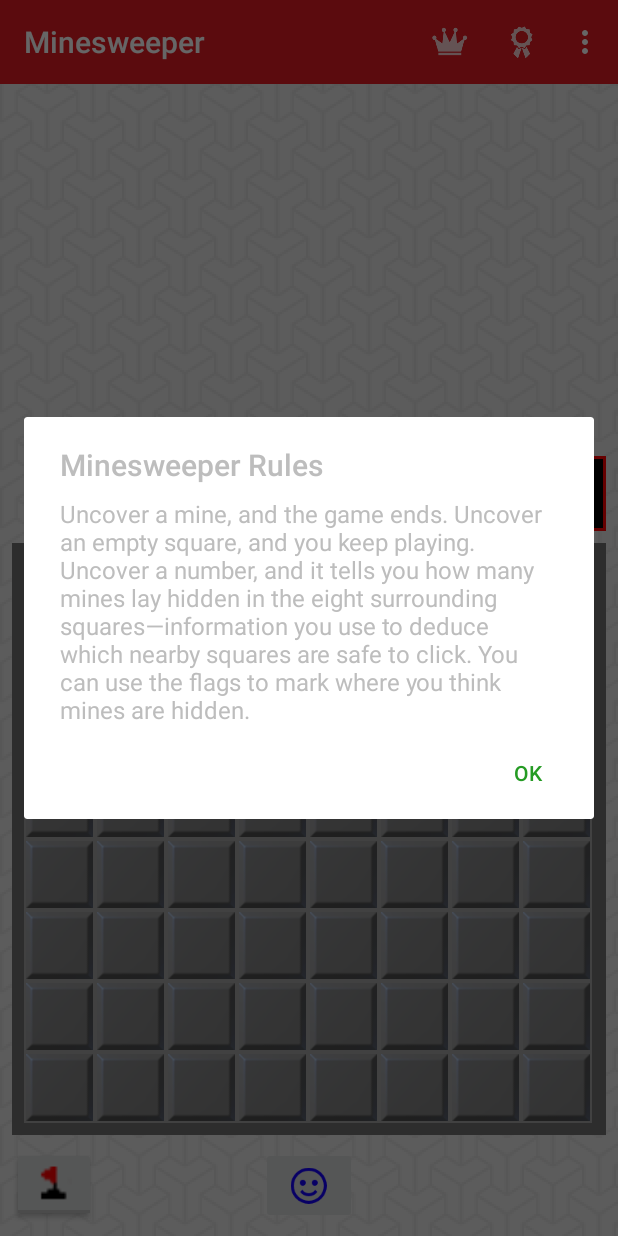
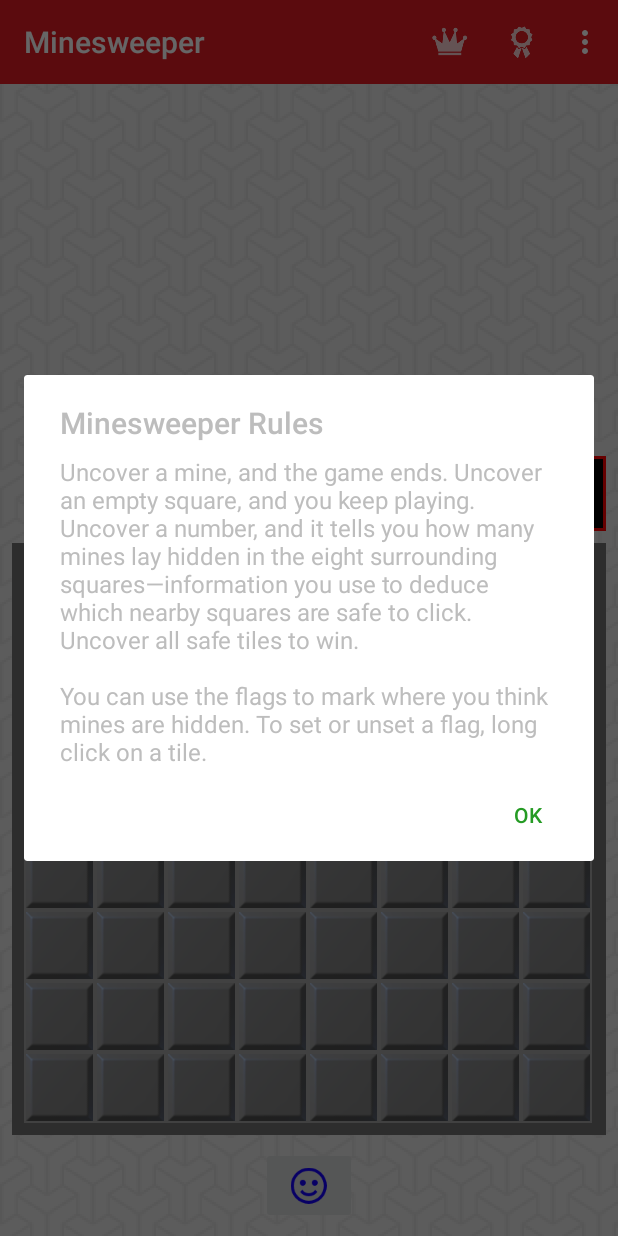
Before and after one commit to s0nerik/Minesweeper, an Android app: the screen it shows after launch (MinesweeperActivity), in the options menu, after a tap on "How to play", on a phone screen of 412 x 824 dp. Run offline under Robolectric (Android 15) with nearby library versions, the phone set to English and light mode, and no system bars; our stand-ins replace ButterKnife; libraries missing offline, so code that uses them is left out: de.keyboardsurfer.android; 7 statements that could not run were skipped.

Commit message:
Added long click for flagging

```diff
--- a/app/src/main/java/com/etiennelawlor/minesweeper/adapters/MinesweeperGridAdapter.java
+++ b/app/src/main/java/com/etiennelawlor/minesweeper/adapters/MinesweeperGridAdapter.java
@@ -26,8 +26,12 @@ public class MinesweeperGridAdapter extends BaseAdapter {
     // endregion
 
     // region Member Variables
+    private int mGridItemWidth;
+    private int mGridItemHeight;
     private Context mContext;
     private TileClickListener mTileClickListener;
+    private TileLongClickListener mTileLongClickListener;
+
     // endregion
 
     // region Listeners
@@ -42,14 +46,34 @@ public class MinesweeperGridAdapter extends BaseAdapter {
         }
     };
 
+    private View.OnLongClickListener mTileOnLongClickListener = new View.OnLongClickListener() {
+        @Override
+        public boolean onLongClick(View v) {
+            int position = (Integer) v.getTag(R.id.position_key);
+
+            if (mTileLongClickListener != null) {
+                mTileLongClickListener.onTileLongClicked(v, position);
+            }
+            return true;
+        }
+    };
+
     public void setTileClickListener (TileClickListener tileClickListener) {
         mTileClickListener = tileClickListener;
+    }
+
+    public void setTileLongClickListener (TileLongClickListener tileLongClickListener) {
+        mTileLongClickListener = tileLongClickListener;
     }
     // endregion
 
     // region Interfaces
     public interface TileClickListener {
         public void onTileClicked(View v, int position);
+    }
+
+    public interface TileLongClickListener {
+        public void onTileLongClicked(View v, int position);
     }
     // endregion
 
@@ -59,6 +83,11 @@ public class MinesweeperGridAdapter extends BaseAdapter {
 
         mContext = context;
         mLayoutInflater = LayoutInflater.from(mContext);
+        int screenWidth = MinesweeperUtils.getScreenWidth(mContext);
+
+        mGridItemWidth = (screenWidth - MinesweeperUtils.dp2px(mContext, 32))/8;
+        mGridItemHeight = (screenWidth - MinesweeperUtils.dp2px(mContext, 32))/8;
+
     }
     // endregion
 
@@ -71,8 +100,9 @@ public class MinesweeperGridAdapter extends BaseAdapter {
             convertView = mLayoutInflater.inflate(R.layout.minesweeper_tile, parent, false);
             viewHolder = new ViewHolder(convertView);
 
-            convertView.setLayoutParams(getGridItemLayoutParams(convertView, 8));
+            convertView.setLayoutParams(getGridItemLayoutParams(convertView));
             convertView.setOnClickListener(mTileOnClickListener);
+            convertView.setOnLongClickListener(mTileOnLongClickListener);
 
             convertView.setTag(viewHolder);
         } else {
@@ -100,15 +130,11 @@ public class MinesweeperGridAdapter extends BaseAdapter {
     }
 
     // region Helper Methods
-    private ViewGroup.LayoutParams getGridItemLayoutParams(View view, int numOfColumns){
+    private ViewGroup.LayoutParams getGridItemLayoutParams(View view){
         ViewGroup.LayoutParams layoutParams = view.getLayoutParams();
 
-        Point size = new Point();
-        ((Activity)mContext).getWindowManager().getDefaultDisplay().getSize(size);
-        int screenWidth = size.x;
-
-        layoutParams.width = (screenWidth - MinesweeperUtils.dp2px(mContext, 32)) /numOfColumns;
-        layoutParams.height = (screenWidth - MinesweeperUtils.dp2px(mContext, 32)) /numOfColumns;
+        layoutParams.width = mGridItemWidth;
+        layoutParams.height = mGridItemHeight;
 
         return layoutParams;
     }
@@ -117,8 +143,8 @@ public class MinesweeperGridAdapter extends BaseAdapter {
     // region Inner Classes
 
     public static class ViewHolder {
-        @InjectView(R.id.tile_iv) ImageView mTileImageView;
-        @InjectView(R.id.tile_tv) TextView mTileTextView;
+//        @InjectView(R.id.tile_iv) ImageView mTileImageView;
+//        @InjectView(R.id.tile_tv) TextView mTileTextView;
 
         ViewHolder(View view) {
             ButterKnife.inject(this, view);
--- a/app/src/main/java/com/etiennelawlor/minesweeper/fragments/MinesweeperFragment.java
+++ b/app/src/main/java/com/etiennelawlor/minesweeper/fragments/MinesweeperFragment.java
@@ -6,7 +6,6 @@ import android.os.Bundle;
 import android.os.Handler;
 import android.os.SystemClock;
 import android.text.TextUtils;
-import android.util.Log;
 import android.view.Gravity;
 import android.view.LayoutInflater;
 import android.view.View;
@@ -14,12 +13,10 @@ import android.view.ViewGroup;
 import android.widget.GridView;
 import android.widget.ImageButton;
 import android.widget.ImageView;
-import android.widget.RelativeLayout;
 import android.widget.TextView;
 import android.widget.Toast;
 
 import com.etiennelawlor.minesweeper.R;
-import com.etiennelawlor.minesweeper.activities.BaseGameActivity;
 import com.etiennelawlor.minesweeper.adapters.MinesweeperGridAdapter;
 import com.etiennelawlor.minesweeper.interfaces.MinesweeperInterface;
 import com.etiennelawlor.minesweeper.utils.MinesweeperUtils;
@@ -29,14 +26,10 @@ import com.google.android.gms.games.leaderboard.LeaderboardVariant;
 import com.google.android.gms.games.leaderboard.Leaderboards;
 import com.google.android.gms.games.leaderboard.ScoreSubmissionData;
 
-import org.w3c.dom.Text;
-
 import java.util.Random;
-import java.util.concurrent.TimeUnit;
 
 import butterknife.ButterKnife;
 import butterknife.InjectView;
-import butterknife.OnCheckedChanged;
 import butterknife.OnClick;
 import de.keyboardsurfer.android.widget.crouton.Configuration;
 import de.keyboardsurfer.android.widget.crouton.Crouton;
@@ -51,7 +44,6 @@ public class MinesweeperFragment extends Fragment {
     // region Member Variables
     private boolean [][] mBoard;
     private boolean [][] mClickedTiles;
-    private boolean mFlagModeActive = false;
     private MinesweeperGridAdapter mAdapter;
     private GameState mGameState;
     private int mFlagsCount;
@@ -89,6 +81,37 @@ public class MinesweeperFragment extends Fragment {
     // endregion
 
     // region Listeners
+    private MinesweeperGridAdapter.TileLongClickListener mTileLongClickListener = new MinesweeperGridAdapter.TileLongClickListener() {
+        @Override
+        public void onTileLongClicked(View v, int position) {
+
+            if(mGameState != GameState.ENDED) {
+
+                if (mGameState == GameState.NOT_STARTED) {
+                    mStartTime = SystemClock.uptimeMillis();
+                    mCustomHandler.postDelayed(mUpdateTimerThread, 0);
+                    mGameState = GameState.IN_PLAY;
+                }
+
+                ImageView flagImageView = (ImageView) v.findViewById(R.id.flag_iv);
+                ImageView tileImageView = (ImageView) v.findViewById(R.id.tile_iv);
+
+                if(flagImageView.getVisibility() == View.GONE) {
+                    if(mFlagsCount != 0){
+                        tileImageView.setVisibility(View.GONE);
+                        flagImageView.setVisibility(View.VISIBLE);
+                        mFlagsTextView.setText(String.valueOf(--mFlagsCount));
+                    }
+                }else {
+                    tileImageView.setVisibility(View.VISIBLE);
+                    flagImageView.setVisibility(View.GONE);
+
+                    mFlagsTextView.setText(String.valueOf(++mFlagsCount));
+                }
+            }
+        }
+    };
+
     private MinesweeperGridAdapter.TileClickListener mTileClickListener = new MinesweeperGridAdapter.TileClickListener() {
         @Override
         public void onTileClicked(View v, int position) {
@@ -110,20 +133,6 @@ public class MinesweeperFragment extends Fragment {
 
                 if(!mClickedTiles[i][j]){ // If tile has not been clicked
 
-                    if(mFlagModeActive){
-                        if(flagImageView.getVisibility() == View.GONE) {
-                            if(mFlagsCount != 0){
-                                tileImageView.setVisibility(View.GONE);
-                                flagImageView.setVisibility(View.VISIBLE);
-                                mFlagsTextView.setText(String.valueOf(--mFlagsCount));
-                            }
-                        }else {
-                            tileImageView.setVisibility(View.VISIBLE);
-                            flagImageView.setVisibility(View.GONE);
-
-                            mFlagsTextView.setText(String.valueOf(++mFlagsCount));
-                        }
-                    } else {
                     if(flagImageView.getVisibility() == View.GONE){
 
                         mClickedTiles[i][j] = true;
@@ -239,19 +248,13 @@ public class MinesweeperFragment extends Fragment {
                 }
             }
         }
-        }
     };
 
     @OnClick(R.id.face_ib) void onClicked(){
-        setUpNewGame();
+//        setUpNewGame();
+
+        restartGame();
     }
-
-    @OnCheckedChanged(R.id.flag_tb) void onChecked(boolean isChecked){
-        if(isChecked)
-            mFlagModeActive = true;
-        else
-            mFlagModeActive = false;
-    };
 
     // endregion
 
@@ -394,13 +397,38 @@ public class MinesweeperFragment extends Fragment {
         mBoard = new boolean [8][8];
         mClickedTiles = new boolean [8][8];
 
+        placeMines();
+        setUpBoard();
+    }
+
+    private void restartGame(){
+        // Reset Variables
+        mGameState = GameState.NOT_STARTED;
+        mCustomHandler.removeCallbacks(mUpdateTimerThread);
+        mFaceImageButton.setImageResource(R.drawable.ic_happy);
+        mClickedTileCount = 0;
+        mTimeSwapBuff = 0;
+        mFlagsCount = 10;
+        mFlagsTextView.setText(String.valueOf(mFlagsCount));
+        mTimerTextView.setText("00:00:00");
+        mBoard = new boolean [8][8];
+        mClickedTiles = new boolean [8][8];
+
+        placeMines();
         resetBoard();
-        placeMines();
+    }
+
+    private void setUpBoard(){
+        mAdapter = new MinesweeperGridAdapter(getActivity());
+        mAdapter.setTileClickListener(mTileClickListener);
+        mAdapter.setTileLongClickListener(mTileLongClickListener);
+        mMinesweeperGridView.setAdapter(mAdapter);
     }
 
     private void resetBoard(){
         mAdapter = new MinesweeperGridAdapter(getActivity());
         mAdapter.setTileClickListener(mTileClickListener);
+        mAdapter.setTileLongClickListener(mTileLongClickListener);
         mMinesweeperGridView.setAdapter(mAdapter);
     }
 
--- a/app/src/main/java/com/etiennelawlor/minesweeper/utils/MinesweeperUtils.java
+++ b/app/src/main/java/com/etiennelawlor/minesweeper/utils/MinesweeperUtils.java
@@ -1,6 +1,8 @@
 package com.etiennelawlor.minesweeper.utils;
 
+import android.app.Activity;
 import android.content.Context;
+import android.graphics.Point;
 import android.util.DisplayMetrics;
 import android.view.Display;
 import android.view.WindowManager;
@@ -19,4 +21,10 @@ public class MinesweeperUtils {
 
         return (int) (dp * displaymetrics.density + 0.5f);
     }
+
+    public static int getScreenWidth(Context context){
+        Point size = new Point();
+        ((Activity)context).getWindowManager().getDefaultDisplay().getSize(size);
+        return size.x;
+    }
 }
--- a/app/src/main/res/layout/fragment_minesweeper.xml
+++ b/app/src/main/res/layout/fragment_minesweeper.xml
@@ -10,19 +10,6 @@
         android:layout_width="match_parent"
         android:layout_height="wrap_content"
         android:layout_alignParentBottom="true">
-
-        <ToggleButton
-            android:id="@+id/flag_tb"
-            android:layout_width="56dp"
-            android:paddingLeft="0dp"
-            android:paddingRight="0dp"
-            android:layout_marginTop="8dp"
-            android:layout_height="50dp"
-            android:drawableTop="@drawable/selector_bg_flag_toggle"
-            android:paddingTop="4dp"
-            android:drawablePadding="8dp"
-            android:textOn=""
-            android:textOff=""/>
 
         <ImageButton
             android:id="@+id/face_ib"
--- a/app/src/main/res/values/strings.xml
+++ b/app/src/main/res/values/strings.xml
@@ -14,5 +14,7 @@
     <string name="gamehelper_license_failed">License check failed.</string>
     <string name="gamehelper_unknown_error">Unknown error.</string>
 
-    <string name="rules">Uncover a mine, and the game ends. Uncover an empty square, and you keep playing. Uncover a number, and it tells you how many mines lay hidden in the eight surrounding squares—information you use to deduce which nearby squares are safe to click. You can use the flags to mark where you think mines are hidden.</string>
+    <string name="rules">Uncover a mine, and the game ends. Uncover an empty square, and you keep playing. Uncover a number, and it tells you how many mines lay hidden in the eight
+        surrounding squares—information you use to deduce which nearby squares are safe to click. Uncover all safe tiles to win.\n\nYou can use the flags to mark where you think mines are hidden.  To set or unset a
+        flag, long click on a tile.</string>
 </resources>
```
Lines whose indentation alone changed are shown as unchanged.
